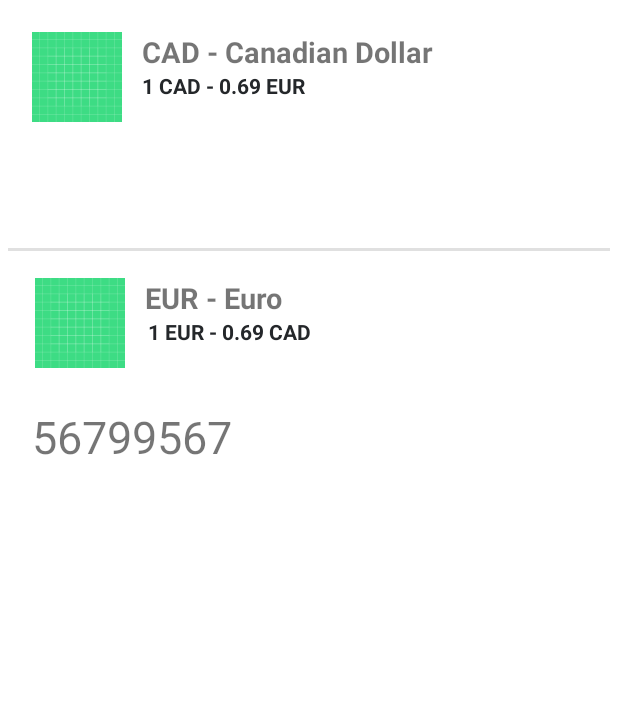
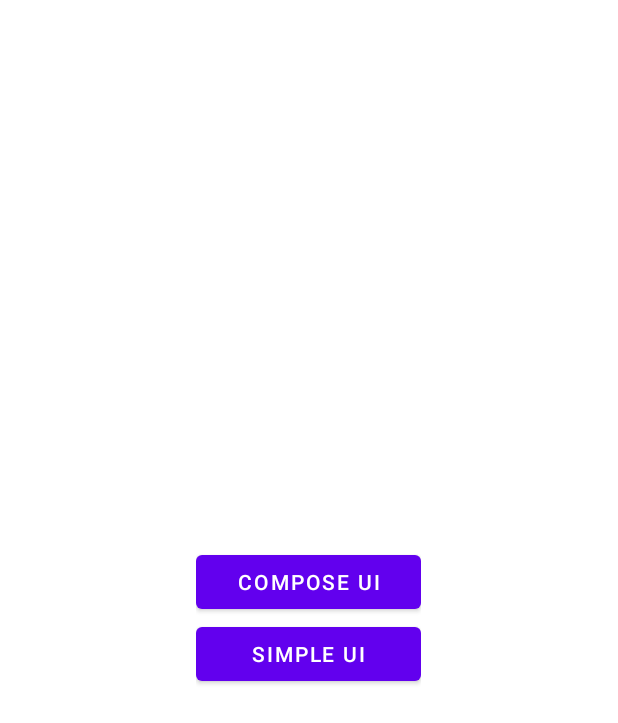
Before and after one commit to xml2208/CurrencyCalculator, an Android app built with Jetpack Compose: the screen it shows after launch (MainActivity before the commit, EntryActivity after it), on a phone screen of 412 x 824 dp. Shown: the top 723 px of the screen. Run offline under Robolectric (Android 15) with nearby library versions, the phone set to English and light mode, and no system bars.

Commit message:
Initial commit

```diff
--- a/app/src/main/java/com/bignerdranch/android/currncycalculator/model/Currency.kt
+++ b/app/src/main/java/com/bignerdranch/android/currncycalculator/model/Currency.kt
@@ -1,6 +1,4 @@
 package com.bignerdranch.android.currncycalculator.model
-
-import com.google.gson.annotations.SerializedName
 
 typealias Currencies = List<Currency>
 
--- /dev/null
+++ b/app/src/main/java/com/bignerdranch/android/currncycalculator/ui/entry/EntryActivity.kt
@@ -0,0 +1,26 @@
+package com.bignerdranch.android.currncycalculator.ui.entry
+
+import android.content.Intent
+import androidx.appcompat.app.AppCompatActivity
+import android.os.Bundle
+import com.bignerdranch.android.currncycalculator.R
+import com.bignerdranch.android.currncycalculator.databinding.ActivityEntryBinding
+import com.bignerdranch.android.currncycalculator.ui.main.compose_ui.ComposeActivity
+import com.bignerdranch.android.currncycalculator.ui.main.simple_ui.MainActivity
+
+class EntryActivity : AppCompatActivity() {
+    private lateinit var vb: ActivityEntryBinding
+
+    override fun onCreate(savedInstanceState: Bundle?) {
+        super.onCreate(savedInstanceState)
+        vb = ActivityEntryBinding.inflate(layoutInflater)
+        setContentView(vb.root)
+
+        vb.composeUiButton.setOnClickListener {
+            startActivity(Intent(this, ComposeActivity::class.java))
+        }
+        vb.simpleUiButton.setOnClickListener {
+            startActivity(Intent(this, MainActivity::class.java))
+        }
+    }
+}
--- a/app/src/main/java/com/bignerdranch/android/currncycalculator/ui/NumericKeyboard.kt
+++ b/app/src/main/java/com/bignerdranch/android/currncycalculator/ui/main/simple_ui/NumericKeyboard.kt
@@ -1,4 +1,4 @@
-package com.bignerdranch.android.currncycalculator.ui
+package com.bignerdranch.android.currncycalculator.ui.main.simple_ui
 
 import android.content.Context
 import android.util.AttributeSet
@@ -19,7 +19,7 @@ class NumericKeyboard @JvmOverloads constructor(
     private lateinit var inputConnection: InputConnection
 
     init {
-        val binding = KeyboardBinding.inflate(LayoutInflater.from(context), this)
+       val binding  = KeyboardBinding.inflate(LayoutInflater.from(context), this)
 
         binding.key1.setOnClickListener(::onClick)
         binding.key2.setOnClickListener(::onClick)
@@ -54,7 +54,6 @@ class NumericKeyboard @JvmOverloads constructor(
         }
     }
 
-
     fun setUpInputConnection(ic: InputConnection) {
         this.inputConnection = ic
     }
--- /dev/null
+++ b/app/src/main/res/layout/activity_compose.xml
@@ -0,0 +1,5 @@
+<?xml version="1.0" encoding="utf-8"?>
+<androidx.compose.ui.platform.ComposeView xmlns:android="http://schemas.android.com/apk/res/android"
+    android:id="@+id/compose_activity"
+    android:layout_width="match_parent"
+    android:layout_height="match_parent" />
--- /dev/null
+++ b/app/src/main/res/layout/activity_entry.xml
@@ -0,0 +1,28 @@
+<?xml version="1.0" encoding="utf-8"?>
+<RelativeLayout xmlns:android="http://schemas.android.com/apk/res/android"
+    xmlns:app="http://schemas.android.com/apk/res-auto"
+    xmlns:tools="http://schemas.android.com/tools"
+    android:layout_width="match_parent"
+    android:layout_height="match_parent"
+    tools:context=".ui.entry.EntryActivity">
+
+
+    <RelativeLayout
+        android:layout_width="wrap_content"
+        android:layout_height="wrap_content"
+        android:layout_centerInParent="true">
+
+        <Button
+            android:id="@+id/compose_ui_button"
+            android:layout_width="150dp"
+            android:layout_height="wrap_content"
+            android:text="Compose UI"/>
+
+        <Button
+            android:id="@+id/simple_ui_button"
+            android:layout_width="150dp"
+            android:layout_height="wrap_content"
+            android:text="simple UI"
+            android:layout_below="@+id/compose_ui_button"/>
+    </RelativeLayout>
+</RelativeLayout>
```
Also changed, not shown: app/src/main/AndroidManifest.xml (+9 -3 lines), app/src/main/java/com/bignerdranch/android/currncycalculator/ui/CurrenciesDialog.kt (deleted, +0 -56 lines), app/src/main/java/com/bignerdranch/android/currncycalculator/ui/MainActivity.kt (deleted, +0 -87 lines), app/src/main/java/com/bignerdranch/android/currncycalculator/ui/main/compose_ui/ComposeActivity.kt (added, +30 -0 lines), app/src/main/java/com/bignerdranch/android/currncycalculator/ui/main/simple_ui/CurrenciesDialog.kt (added, +131 -0 lines), app/src/main/java/com/bignerdranch/android/currncycalculator/ui/main/simple_ui/MainActivity.kt (added, +176 -0 lines).
